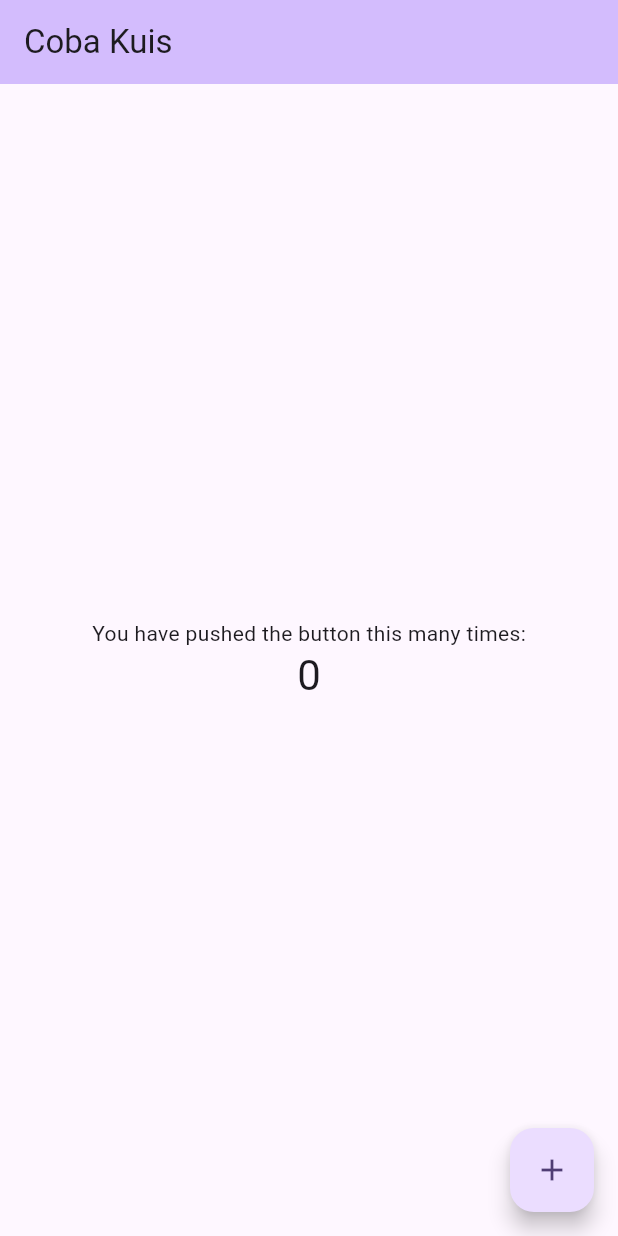
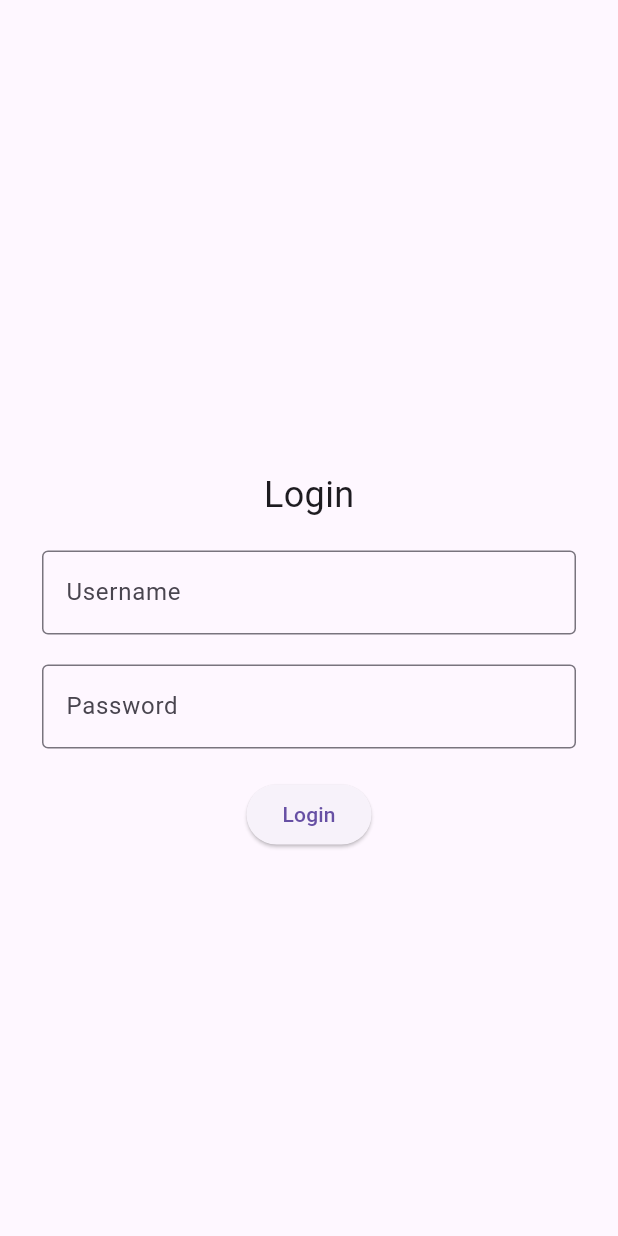
Before and after one commit to Nathaniaastii24/latkuismobf, a Flutter app: the screen it shows after launch, on a phone screen of 412 x 824 dp. Run offline on Flutter 3.47's test engine with Material 3 defaults, Android fonts, the phone set to English and light mode, and no system bars.

Commit message:
menambahkan login, home, detail page

```diff
--- /dev/null
+++ b/lib/login.dart
@@ -0,0 +1,85 @@
+import 'package:flutter/material.dart';
+import 'home.dart';
+import 'data.dart';
+
+class LoginPage extends StatefulWidget {
+  const LoginPage({super.key});
+
+  @override
+  State<LoginPage> createState() => _LoginPageState();
+}
+
+class _LoginPageState extends State<LoginPage> {
+  final TextEditingController _usernameController = TextEditingController();
+  final TextEditingController _passwordController = TextEditingController();
+
+  void _login() {
+    String username = _usernameController.text;
+    String password = _passwordController.text;
+
+    if (username.isEmpty || password.isEmpty) {
+      ScaffoldMessenger.of(context).showSnackBar(
+        const SnackBar(
+          content: Text('Username dan password wajib diisi'),
+          ),
+      );
+      return;
+    }
+
+    if (username == user1.username && password == user1.password) {
+      // ScaffoldMessenger.of(context).showSnackBar(
+      //   const SnackBar(content: Text('Login Berhasil')),
+      // );
+      Navigator.pushReplacement(
+        context,
+        MaterialPageRoute(builder: (context) => const HomePage()),
+      );
+    } else {
+      ScaffoldMessenger.of(context).showSnackBar(
+        const SnackBar(content: Text('username atau Password tidak sesuai')),
+      );
+    }
+  }
+
+  @override
+  Widget build(BuildContext context) {
+    return Scaffold(
+      appBar: AppBar(),
+      body: Center(
+        child: Padding(
+          padding: const EdgeInsets.all(28),
+        child: Column(
+          mainAxisAlignment: MainAxisAlignment.center,
+          children: [
+            const Text('Login', style: TextStyle(fontSize: 24)),
+            const SizedBox(height: 20),
+
+            TextField(
+              controller: _usernameController,
+              decoration: const InputDecoration(
+                labelText: 'Username',
+                border: OutlineInputBorder(),
+              ),
+            ),
+
+            const SizedBox(height: 20),
+
+            TextField(
+              controller: _passwordController,
+              obscureText: true,
+              decoration: const InputDecoration(
+                labelText: 'Password',
+                border: OutlineInputBorder(),
+              ),
+            ),
+
+            const SizedBox(height: 20),
+
+            ElevatedButton(onPressed: _login, child: const Text('Login')),
+          ],
+        ),
+        ),
+      ),
+    );
+  }
+}
--- a/lib/main.dart
+++ b/lib/main.dart
@@ -1,4 +1,5 @@
 import 'package:flutter/material.dart';
+import 'login.dart';
 
 void main() {
   runApp(const MyApp());
@@ -7,116 +8,11 @@ void main() {
 class MyApp extends StatelessWidget {
   const MyApp({super.key});
 
-  // This widget is the root of your application.
   @override
   Widget build(BuildContext context) {
     return MaterialApp(
-      title: 'Flutter Demo',
-      theme: ThemeData(
-        // This is the theme of your application.
-        //
-        // TRY THIS: Try running your application with "flutter run". You'll see
-        // the application has a purple toolbar. Then, without quitting the app,
-        // try changing the seedColor in the colorScheme below to Colors.green
-        // and then invoke "hot reload" (save your changes or press the "hot
-        // reload" button in a Flutter-supported IDE, or press "r" if you used
-        // the command line to start the app).
-        //
-        // Notice that the counter didn't reset back to zero; the application
-        // state is not lost during the reload. To reset the state, use hot
-        // restart instead.
-        //
-        // This works for code too, not just values: Most code changes can be
-        // tested with just a hot reload.
-        colorScheme: .fromSeed(seedColor: Colors.deepPurple),
-      ),
-      home: const MyHomePage(title: 'Coba Kuis'),
+      home: const LoginPage(),
     );
   }
+
 }
-
-class MyHomePage extends StatefulWidget {
-  const MyHomePage({super.key, required this.title});
-
-  // This widget is the home page of your application. It is stateful, meaning
-  // that it has a State object (defined below) that contains fields that affect
-  // how it looks.
-
-  // This class is the configuration for the state. It holds the values (in this
-  // case the title) provided by the parent (in this case the App widget) and
-  // used by the build method of the State. Fields in a Widget subclass are
-  // always marked "final".
-
-  final String title;
-
-  @override
-  State<MyHomePage> createState() => _MyHomePageState();
-}
-
-class _MyHomePageState extends State<MyHomePage> {
-  int _counter = 0;
-
-  void _incrementCounter() {
-    setState(() {
-      // This call to setState tells the Flutter framework that something has
-      // changed in this State, which causes it to rerun the build method below
-      // so that the display can reflect the updated values. If we changed
-      // _counter without calling setState(), then the build method would not be
-      // called again, and so nothing would appear to happen.
-      _counter++;
-    });
-  }
-
-  @override
-  Widget build(BuildContext context) {
-    // This method is rerun every time setState is called, for instance as done
-    // by the _incrementCounter method above.
-    //
-    // The Flutter framework has been optimized to make rerunning build methods
-    // fast, so that you can just rebuild anything that needs updating rather
-    // than having to individually change instances of widgets.
-    return Scaffold(
-      appBar: AppBar(
-        // TRY THIS: Try changing the color here to a specific color (to
-        // Colors.amber, perhaps?) and trigger a hot reload to see the AppBar
-        // change color while the other colors stay the same.
-        backgroundColor: Theme.of(context).colorScheme.inversePrimary,
-        // Here we take the value from the MyHomePage object that was created by
-        // the App.build method, and use it to set our appbar title.
-        title: Text(widget.title),
-      ),
-      body: Center(
-        // Center is a layout widget. It takes a single child and positions it
-        // in the middle of the parent.
-        child: Column(
-          // Column is also a layout widget. It takes a list of children and
-          // arranges them vertically. By default, it sizes itself to fit its
-          // children horizontally, and tries to be as tall as its parent.
-          //
-          // Column has various properties to control how it sizes itself and
-          // how it positions its children. Here we use mainAxisAlignment to
-          // center the children vertically; the main axis here is the vertical
-          // axis because Columns are vertical (the cross axis would be
-          // horizontal).
-          //
-          // TRY THIS: Invoke "debug painting" (choose the "Toggle Debug Paint"
-          // action in the IDE, or press "p" in the console), to see the
-          // wireframe for each widget.
-          mainAxisAlignment: .center,
-          children: [
-            const Text('You have pushed the button this many times:'),
-            Text(
-              '$_counter',
-              style: Theme.of(context).textTheme.headlineMedium,
-            ),
-          ],
-        ),
-      ),
-      floatingActionButton: FloatingActionButton(
-        onPressed: _incrementCounter,
-        tooltip: 'Increment',
-        child: const Icon(Icons.add),
-      ),
-    );
-  }
-}
```
Also changed, not shown: lib/data.dart (added, +120 -0 lines), lib/detail.dart (added, +38 -0 lines), lib/home.dart (added, +49 -0 lines).
